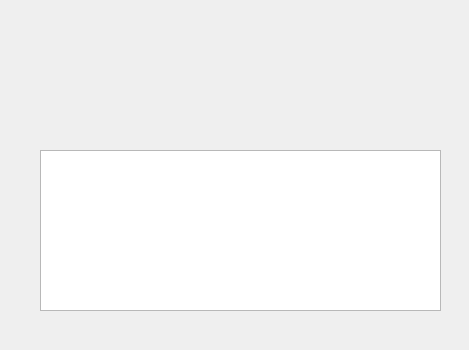
Qt form controller.ui (GOODSpeed0/CSC3002project) before a commit.
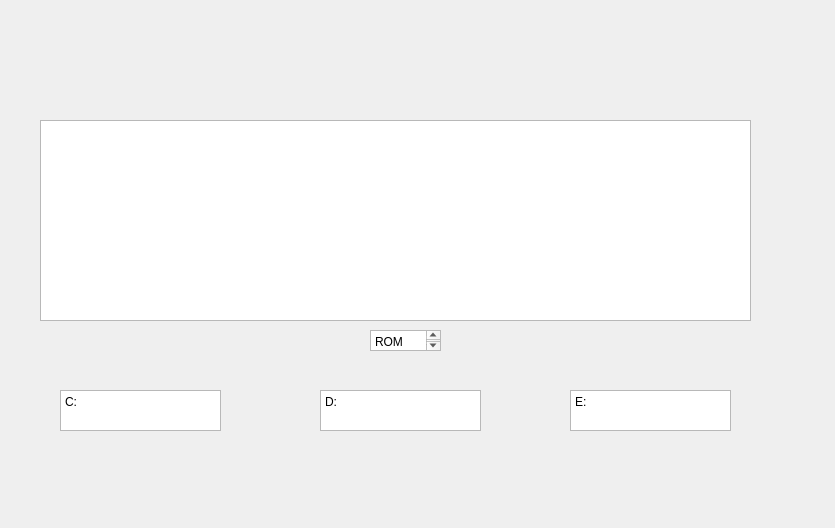
The same form after that commit.

```diff
--- a/controller.ui
+++ b/controller.ui
@@ -6,8 +6,8 @@
    <rect>
     <x>0</x>
     <y>0</y>
-    <width>469</width>
-    <height>350</height>
+    <width>835</width>
+    <height>528</height>
    </rect>
   </property>
   <property name="windowTitle">
@@ -17,12 +17,80 @@
    <property name="geometry">
     <rect>
      <x>40</x>
-     <y>150</y>
-     <width>401</width>
-     <height>161</height>
+     <y>120</y>
+     <width>711</width>
+     <height>201</height>
     </rect>
    </property>
   </widget>
+  <widget class="QTextBrowser" name="textBrowser">
+   <property name="geometry">
+    <rect>
+     <x>370</x>
+     <y>330</y>
+     <width>71</width>
+     <height>21</height>
+    </rect>
+   </property>
+   <property name="html">
+    <string>&lt;!DOCTYPE HTML PUBLIC &quot;-//W3C//DTD HTML 4.0//EN&quot; &quot;http://www.w3.org/TR/REC-html40/strict.dtd&quot;&gt;
+&lt;html&gt;&lt;head&gt;&lt;meta name=&quot;qrichtext&quot; content=&quot;1&quot; /&gt;&lt;style type=&quot;text/css&quot;&gt;
+p, li { white-space: pre-wrap; }
+&lt;/style&gt;&lt;/head&gt;&lt;body style=&quot; font-family:'SimSun'; font-size:9pt; font-weight:400; font-style:normal;&quot;&gt;
+&lt;p style=&quot; margin-top:0px; margin-bottom:0px; margin-left:0px; margin-right:0px; -qt-block-indent:0; text-indent:0px;&quot;&gt;ROM&lt;/p&gt;&lt;/body&gt;&lt;/html&gt;</string>
+   </property>
+  </widget>
+  <widget class="QTextBrowser" name="textBrowser_C">
+   <property name="geometry">
+    <rect>
+     <x>60</x>
+     <y>390</y>
+     <width>161</width>
+     <height>41</height>
+    </rect>
+   </property>
+   <property name="html">
+    <string>&lt;!DOCTYPE HTML PUBLIC &quot;-//W3C//DTD HTML 4.0//EN&quot; &quot;http://www.w3.org/TR/REC-html40/strict.dtd&quot;&gt;
+&lt;html&gt;&lt;head&gt;&lt;meta name=&quot;qrichtext&quot; content=&quot;1&quot; /&gt;&lt;style type=&quot;text/css&quot;&gt;
+p, li { white-space: pre-wrap; }
+&lt;/style&gt;&lt;/head&gt;&lt;body style=&quot; font-family:'SimSun'; font-size:9pt; font-weight:400; font-style:normal;&quot;&gt;
+&lt;p style=&quot; margin-top:0px; margin-bottom:0px; margin-left:0px; margin-right:0px; -qt-block-indent:0; text-indent:0px;&quot;&gt;C:&lt;/p&gt;&lt;/body&gt;&lt;/html&gt;</string>
+   </property>
+  </widget>
+  <widget class="QTextBrowser" name="textBrowser_D">
+   <property name="geometry">
+    <rect>
+     <x>320</x>
+     <y>390</y>
+     <width>161</width>
+     <height>41</height>
+    </rect>
+   </property>
+   <property name="html">
+    <string>&lt;!DOCTYPE HTML PUBLIC &quot;-//W3C//DTD HTML 4.0//EN&quot; &quot;http://www.w3.org/TR/REC-html40/strict.dtd&quot;&gt;
+&lt;html&gt;&lt;head&gt;&lt;meta name=&quot;qrichtext&quot; content=&quot;1&quot; /&gt;&lt;style type=&quot;text/css&quot;&gt;
+p, li { white-space: pre-wrap; }
+&lt;/style&gt;&lt;/head&gt;&lt;body style=&quot; font-family:'SimSun'; font-size:9pt; font-weight:400; font-style:normal;&quot;&gt;
+&lt;p style=&quot; margin-top:0px; margin-bottom:0px; margin-left:0px; margin-right:0px; -qt-block-indent:0; text-indent:0px;&quot;&gt;D:&lt;/p&gt;&lt;/body&gt;&lt;/html&gt;</string>
+   </property>
+  </widget>
+  <widget class="QTextBrowser" name="textBrowser_E">
+   <property name="geometry">
+    <rect>
+     <x>570</x>
+     <y>390</y>
+     <width>161</width>
+     <height>41</height>
+    </rect>
+   </property>
+   <property name="html">
+    <string>&lt;!DOCTYPE HTML PUBLIC &quot;-//W3C//DTD HTML 4.0//EN&quot; &quot;http://www.w3.org/TR/REC-html40/strict.dtd&quot;&gt;
+&lt;html&gt;&lt;head&gt;&lt;meta name=&quot;qrichtext&quot; content=&quot;1&quot; /&gt;&lt;style type=&quot;text/css&quot;&gt;
+p, li { white-space: pre-wrap; }
+&lt;/style&gt;&lt;/head&gt;&lt;body style=&quot; font-family:'SimSun'; font-size:9pt; font-weight:400; font-style:normal;&quot;&gt;
+&lt;p style=&quot; margin-top:0px; margin-bottom:0px; margin-left:0px; margin-right:0px; -qt-block-indent:0; text-indent:0px;&quot;&gt;E:&lt;/p&gt;&lt;/body&gt;&lt;/html&gt;</string>
+   </property>
+  </widget>
  </widget>
  <resources/>
  <connections/>
```
